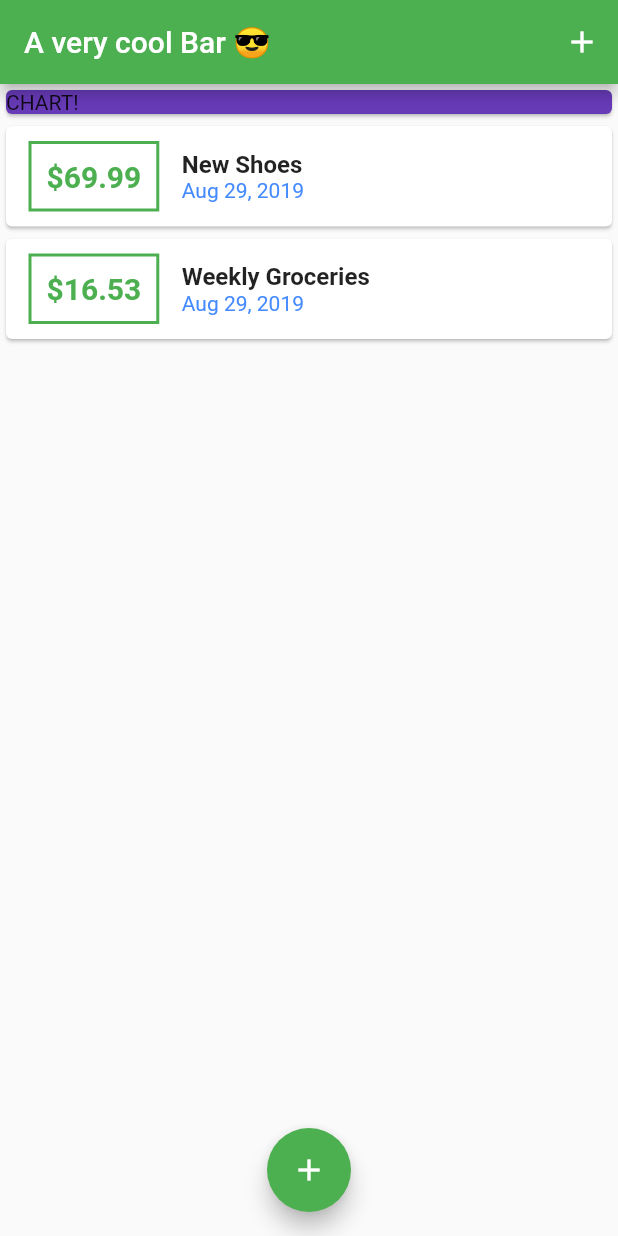
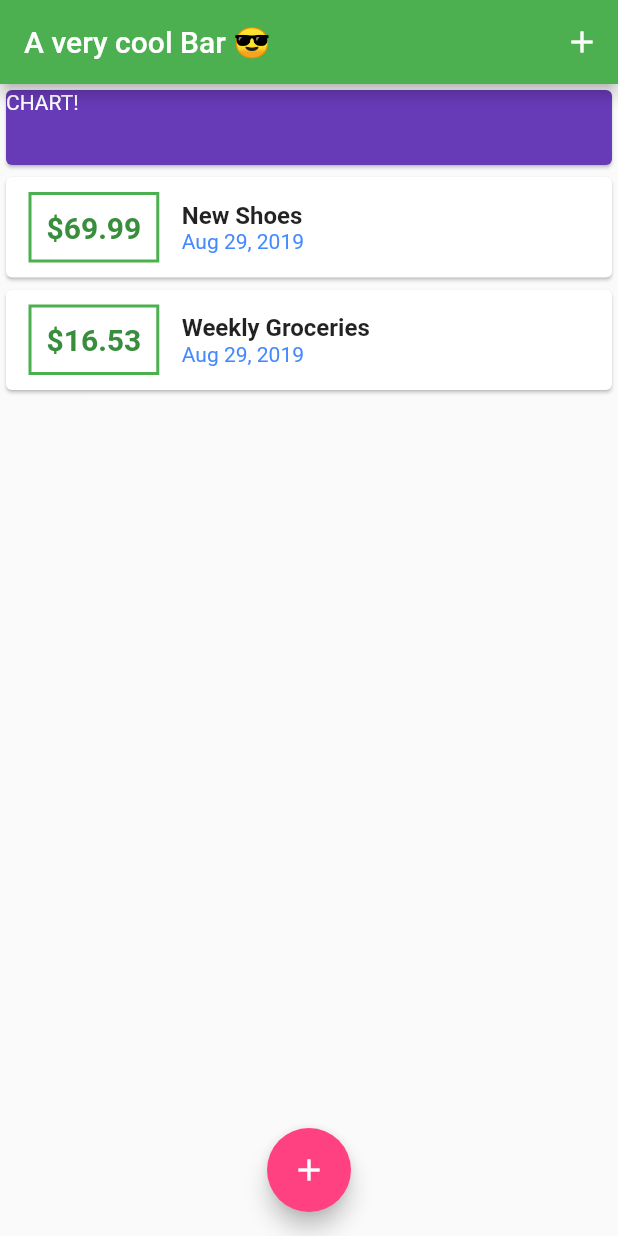
Before and after one commit to SaadiSidali/flutter-project-learn, a Flutter app: the screen it shows after launch, on a phone screen of 412 x 824 dp. Run offline on Flutter 3.47's test engine with Material 2 defaults, Android fonts, the phone set to English and light mode, and no system bars.

Commit message:
Themeing and accent color

```diff
--- a/lib/main.dart
+++ b/lib/main.dart
@@ -10,6 +10,10 @@ class MyApp extends StatelessWidget {
   @override
   Widget build(BuildContext context) {
     return MaterialApp(
+      theme: ThemeData(
+        primarySwatch: Colors.green,
+        accentColor: Colors.pinkAccent,
+      ),
       title: 'A very cool Bar 😎',
       debugShowCheckedModeBanner: false,
       home: MyHomePage(),
@@ -26,7 +30,6 @@ class MyHomePage extends StatefulWidget {
 }
 
 class _MyHomePageState extends State<MyHomePage> {
-
   final List<Transaction> _userTransactions = [
     Transaction(
         id: 't1', title: 'New Shoes', amount: 69.99, date: DateTime.now()),
@@ -49,31 +52,43 @@ class _MyHomePageState extends State<MyHomePage> {
     });
   }
 
-  void _startAddNewTransaction(BuildContext ctx){
-    showModalBottomSheet(context: ctx, builder: (_){
-      return NewTransaction(_addNewTransaction);
-    });
+  void _startAddNewTransaction(BuildContext ctx) {
+    showModalBottomSheet(
+        context: ctx,
+        builder: (_) {
+          return NewTransaction(_addNewTransaction);
+        });
   }
 
   @override
   Widget build(BuildContext context) {
     return Scaffold(
       appBar: AppBar(
-        backgroundColor: Colors.green,
         title: Text('A very cool Bar 😎'),
         actions: <Widget>[
-          IconButton(icon: Icon(Icons.add, ),onPressed: ()=>_startAddNewTransaction(context),)
+          IconButton(
+            icon: Icon(
+              Icons.add,
+            ),
+            onPressed: () => _startAddNewTransaction(context),
+          )
         ],
       ),
       body: SingleChildScrollView(
-              child: Column(
+        child: Column(
           // mainAxisAlignment: MainAxisAlignment.spaceEvenly,
           children: <Widget>[
             Container(
               width: double.infinity,
               child: Card(
                 color: Colors.deepPurple,
-                child: Text('CHART!'),
+                child: Container(
+                  child: Text(
+                    'CHART!',
+                    style: TextStyle(color: Colors.white),
+                  ),
+                  height: 50,
+                ),
               ),
             ),
             TransactionList(_userTransactions)
@@ -82,9 +97,8 @@ class _MyHomePageState extends State<MyHomePage> {
       ),
       floatingActionButtonLocation: FloatingActionButtonLocation.centerFloat,
       floatingActionButton: FloatingActionButton(
-        backgroundColor: Colors.green,
         child: Icon(Icons.add),
-        onPressed: ()=>_startAddNewTransaction(context),
+        onPressed: () => _startAddNewTransaction(context),
       ),
     );
   }
--- a/lib/widgets/new_transaction.dart
+++ b/lib/widgets/new_transaction.dart
@@ -21,6 +21,7 @@ class _NewTransactionState extends State<NewTransaction> {
       return;
     }
     widget.addTx(enteredTitle, enteredAmount);
+    Navigator.of(context).pop();
   }
 
   @override
--- a/lib/widgets/transaction_list.dart
+++ b/lib/widgets/transaction_list.dart
@@ -20,13 +20,13 @@ class TransactionList extends StatelessWidget {
                   padding: EdgeInsets.all(10),
                   margin: EdgeInsets.symmetric(horizontal: 15, vertical: 10),
                   decoration: BoxDecoration(
-                      border: Border.all(color: Colors.green, width: 2)),
+                      border: Border.all(color: Theme.of(context).primaryColor, width: 2)),
                   child: Text(
                     '\$${transactions[index].amount.toStringAsFixed(2)}',
                     style: TextStyle(
                         fontWeight: FontWeight.bold,
                         fontSize: 20,
-                        color: Colors.green),
+                        color: Theme.of(context).primaryColorDark),
                   ),
                 ),
                 Column(
```
